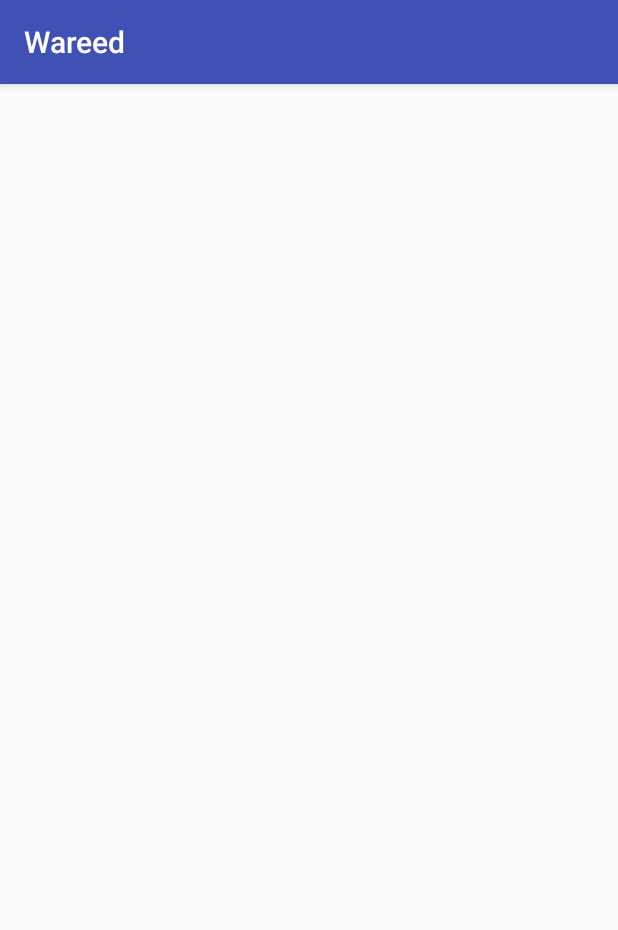
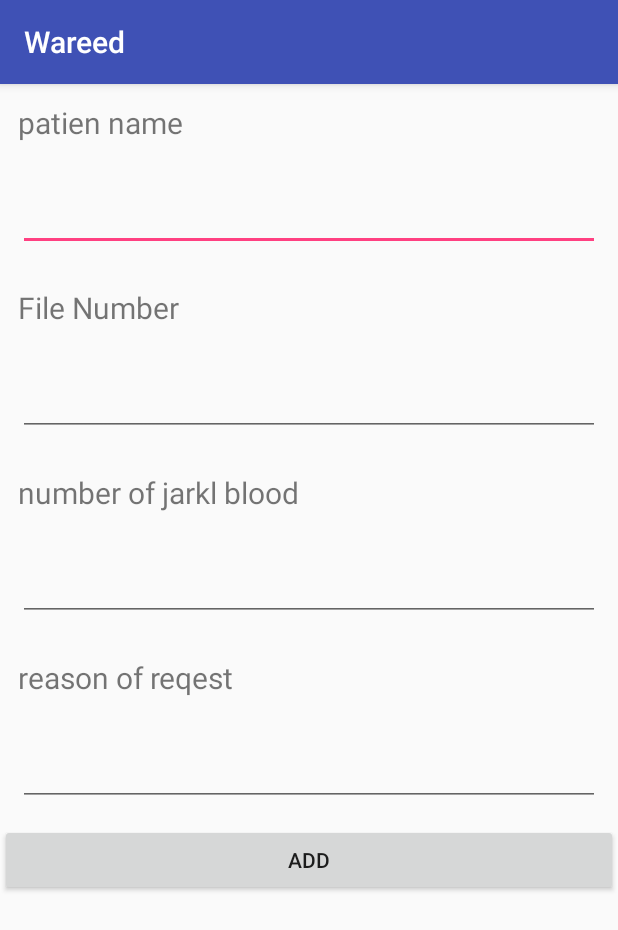
Before and after one commit to d7om7608/Wareed, an Android app: the RequstActivity screen opened directly, with no data from a screen before it, on a phone screen of 412 x 824 dp. Shown: the top 930 px of the screen. Run offline under Robolectric (Android 15) with nearby library versions, the phone set to English and light mode, and no system bars.

Commit message:
add class new requist

```diff
--- a/app/build.gradle
+++ b/app/build.gradle
@@ -25,6 +25,10 @@ dependencies {
         exclude group: 'com.android.support', module: 'support-annotations'
     })
 
+    //fire base
+    //    compile 'com.google.android.gms:play-service-auth:9.6.0'
+//    compile 'com.google.firebase:firebase-storage:11.0.2'
+    //    compile 'com.google.firebase:firebase-config:11.0.2'
     compile 'com.android.support:appcompat-v7:25.4.0'
     compile 'com.android.support:support-v4:25.4.0'
     compile 'com.android.support:design:25.4.0'
@@ -32,15 +36,11 @@ dependencies {
     compile 'com.android.support:recyclerview-v7:25.4.0'
     compile 'com.android.support:cardview-v7:25.4.0'
     compile 'com.android.support:customtabs:25.4.0'
-    testCompile 'junit:junit:4.12'
-
-    //fire base
     compile 'com.google.firebase:firebase-database:11.0.2'
     compile 'com.google.firebase:firebase-auth:11.0.2'
-//    compile 'com.google.android.gms:play-service-auth:9.6.0'
-//    compile 'com.google.firebase:firebase-storage:11.0.2'
     compile 'com.google.firebase:firebase-messaging:11.0.2'
-//    compile 'com.google.firebase:firebase-config:11.0.2'
     compile 'com.firebaseui:firebase-ui-auth:2.1.1'
+    compile 'com.android.support.constraint:constraint-layout:1.0.2'
+    testCompile 'junit:junit:4.12'
 }
 apply plugin: 'com.google.gms.google-services'
--- a/app/src/main/AndroidManifest.xml
+++ b/app/src/main/AndroidManifest.xml
@@ -10,7 +10,7 @@
         android:supportsRtl="true"
         android:theme="@style/AppTheme">
         <activity
-            android:name="com.example.d7om7.wareed.MainActivity"
+            android:name=".MainActivity"
             android:label="@string/app_name"
             android:launchMode="singleTop"
             android:theme="@style/AppTheme.NoActionBar">
@@ -26,9 +26,8 @@
             android:label="@string/action_settings"
             android:parentActivityName=".MainActivity" />
         <activity android:name=".EmergencyListActivity" />
-        <activity android:name=".RequstActivity"></activity>
-        <activity android:name=".RegisterActicity"></activity>
-
+        <activity android:name=".RequstActivity" />
+        <activity android:name=".RegisterActicity" />
     </application>
 
 </manifest>
--- a/app/src/main/java/com/example/d7om7/wareed/MainActivity.java
+++ b/app/src/main/java/com/example/d7om7/wareed/MainActivity.java
@@ -66,16 +66,16 @@ public class MainActivity extends AppCompatActivity
             @Override
             public void onAuthStateChanged(@NonNull FirebaseAuth firebaseAuth) {
                 FirebaseUser user = firebaseAuth.getCurrentUser();
-                if (user != null) {
-                    // User is signed in
-                    Toast.makeText(MainActivity.this, "", Toast.LENGTH_SHORT).show();
-                } else {
-                    // User is signed out
-                    Intent loginIntent = new Intent(MainActivity.this, RegisterActicity.class);
-                    loginIntent.addFlags(Intent.FLAG_ACTIVITY_CLEAR_TOP);
-                    startActivity(loginIntent);
-
-                }
+//                if (user != null) {
+//                    // User is signed in
+//                    Toast.makeText(MainActivity.this, "", Toast.LENGTH_SHORT).show();
+//                } else {
+//                    // User is signed out
+//                    Intent loginIntent = new Intent(MainActivity.this, RegisterActicity.class);
+//                    loginIntent.addFlags(Intent.FLAG_ACTIVITY_CLEAR_TOP);
+//                    startActivity(loginIntent);
+//
+//                }
             }
 
         };
--- a/app/src/main/java/com/example/d7om7/wareed/RequstActivity.java
+++ b/app/src/main/java/com/example/d7om7/wareed/RequstActivity.java
@@ -2,6 +2,7 @@ package com.example.d7om7.wareed;
 
 import android.support.v7.app.AppCompatActivity;
 import android.os.Bundle;
+import android.view.View;
 
 public class RequstActivity extends AppCompatActivity {
 
@@ -10,4 +11,9 @@ public class RequstActivity extends AppCompatActivity {
         super.onCreate(savedInstanceState);
         setContentView(R.layout.activity_requst);
     }
+
+    public void onclick(View view){
+
+
+    }
 }
--- a/app/src/main/res/layout/activity_requst.xml
+++ b/app/src/main/res/layout/activity_requst.xml
@@ -1,9 +1,74 @@
 <?xml version="1.0" encoding="utf-8"?>
-<android.support.constraint.ConstraintLayout xmlns:android="http://schemas.android.com/apk/res/android"
+<LinearLayout xmlns:android="http://schemas.android.com/apk/res/android"
     xmlns:app="http://schemas.android.com/apk/res-auto"
     xmlns:tools="http://schemas.android.com/tools"
     android:layout_width="match_parent"
     android:layout_height="match_parent"
+    android:orientation="vertical"
     tools:context="com.example.d7om7.wareed.RequstActivity">
 
-</android.support.constraint.ConstraintLayout>
+    android:layout_width="match_parent"
+    android:layout_height="match_parent">
+
+    <TextView
+        android:layout_width="match_parent"
+        android:layout_height="wrap_content"
+        android:layout_margin="12dp"
+        android:text="patien name"
+        android:textSize="20sp" />
+
+    <EditText
+        android:id="@+id/pantienName"
+        android:layout_width="match_parent"
+        android:layout_height="wrap_content"
+        android:layout_margin="12dp"
+        android:textSize="20sp" />
+
+    <TextView
+        android:layout_width="match_parent"
+        android:layout_height="wrap_content"
+        android:layout_margin="12dp"
+        android:text="File Number"
+        android:textSize="20sp" />
+
+    <EditText
+        android:id="@+id/fileNumber"
+        android:layout_width="match_parent"
+        android:layout_height="wrap_content"
+        android:layout_margin="12dp"
+        android:textSize="20sp" />
+
+    <TextView
+        android:layout_width="match_parent"
+        android:layout_height="wrap_content"
+        android:layout_margin="12dp"
+        android:text="number of jarkl blood"
+        android:textSize="20sp" />
+
+    <EditText
+        android:id="@+id/countBlood"
+        android:layout_width="match_parent"
+        android:layout_height="wrap_content"
+        android:layout_margin="12dp"
+        android:textSize="20sp" />
+
+    <TextView
+        android:layout_width="match_parent"
+        android:layout_height="wrap_content"
+        android:layout_margin="12dp"
+        android:text="reason of reqest"
+        android:textSize="20sp" />
+
+    <EditText
+        android:id="@+id/reasonOfRequist"
+        android:layout_width="match_parent"
+        android:layout_height="wrap_content"
+        android:layout_margin="12dp"
+        android:textSize="20sp" />
+<Button
+    android:layout_width="match_parent"
+    android:layout_height="wrap_content"
+    android:text="add"
+    android:onClick="onclick"/>
+
+</LinearLayout>
```
